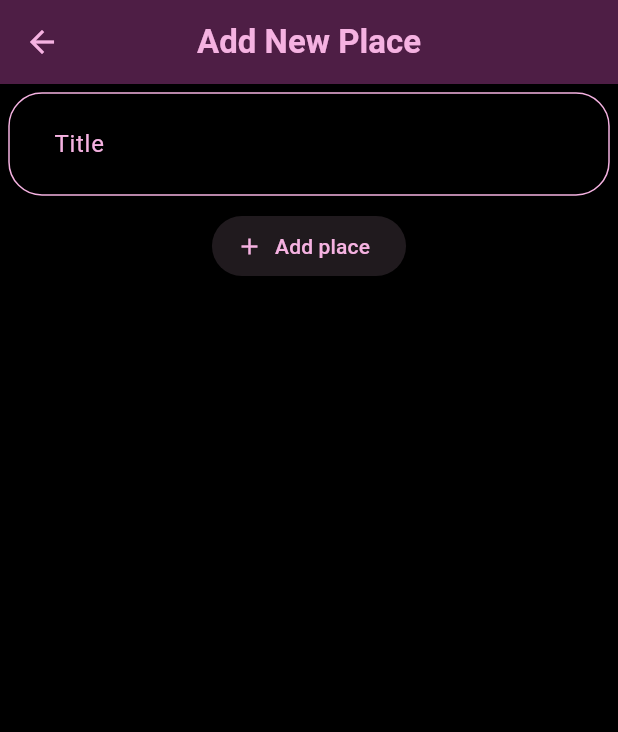
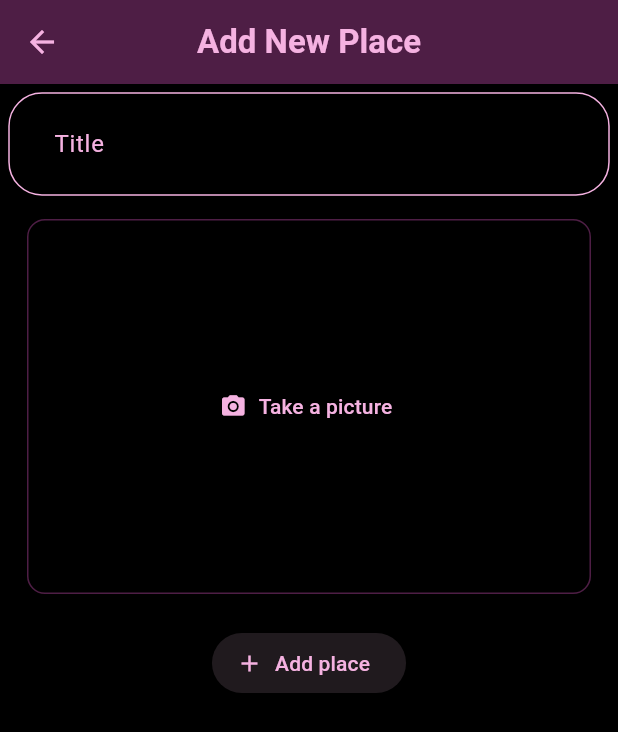
Before and after one commit to ahmedmohsen302/favourite_places_app, a Flutter app: the NewPlaceView screen opened directly, after a tap on "Add place", on a phone screen of 412 x 824 dp. Shown: the top 732 px of the screen. Run offline on Flutter 3.47's test engine with Material 3 defaults, Android fonts, the phone set to English and light mode, and no system bars; our stand-ins replace flutter_riverpod, google_fonts, image_picker.

Commit message:
added image picker and managed images

```diff
--- a/lib/models/places_model.dart
+++ b/lib/models/places_model.dart
@@ -1,3 +1,5 @@
+import 'dart:io';
+
 import 'package:uuid/uuid.dart';
 
 const uuid = Uuid();
@@ -5,6 +7,7 @@ const uuid = Uuid();
 class PlacesModel {
   final String id;
   final String title;
+  final File image;
 
-  PlacesModel({required this.title}) : id = uuid.v4();
+  PlacesModel({required this.title, required this.image}) : id = uuid.v4();
 }
--- a/lib/providers/user_places.dart
+++ b/lib/providers/user_places.dart
@@ -1,11 +1,13 @@
+import 'dart:io';
+
 import 'package:favourite_places_app/models/places_model.dart';
 import 'package:flutter_riverpod/flutter_riverpod.dart';
 
 class UserPlacesNotifier extends StateNotifier<List<PlacesModel>> {
   UserPlacesNotifier() : super([]);
 
-  void addPlace(String title) {
-    final newPlace = PlacesModel(title: title);
+  void addPlace(String title, File image) {
+    final newPlace = PlacesModel(title: title, image: image);
     state = [newPlace, ...state];
   }
 }
--- a/lib/views/new_place_view.dart
+++ b/lib/views/new_place_view.dart
@@ -1,4 +1,7 @@
+import 'dart:io';
+
 import 'package:favourite_places_app/providers/user_places.dart';
+import 'package:favourite_places_app/widgets/add_image.dart';
 import 'package:flutter/material.dart';
 import 'package:flutter_riverpod/flutter_riverpod.dart';
 
@@ -11,13 +14,16 @@ class NewPlaceView extends ConsumerStatefulWidget {
 
 class _NewPlaceViewState extends ConsumerState<NewPlaceView> {
   final TextEditingController _titleController = TextEditingController();
+  File? selectedImage;
 
   void savePlace() {
     final enteredTitle = _titleController.text;
-    if (enteredTitle.isEmpty) {
+    if (enteredTitle.isEmpty || selectedImage == null) {
       return;
     }
-    ref.read(userPlacesProvider.notifier).addPlace(enteredTitle);
+    ref
+        .read(userPlacesProvider.notifier)
+        .addPlace(enteredTitle, selectedImage!);
     Navigator.of(context).pop();
   }
 
@@ -55,6 +61,8 @@ class _NewPlaceViewState extends ConsumerState<NewPlaceView> {
               ),
             ),
             SizedBox(height: 16),
+            AddImage(onPickedImage: (image) => selectedImage = image),
+            SizedBox(height: 16),
             ElevatedButton.icon(
               onPressed: savePlace,
               label: Text('Add place'),
--- /dev/null
+++ b/lib/widgets/add_image.dart
@@ -0,0 +1,63 @@
+import 'dart:io';
+
+import 'package:flutter/material.dart';
+import 'package:image_picker/image_picker.dart';
+
+class AddImage extends StatefulWidget {
+  const AddImage({super.key, required this.onPickedImage});
+  final void Function(File image) onPickedImage;
+
+  @override
+  State<AddImage> createState() => _AddImageState();
+}
+
+class _AddImageState extends State<AddImage> {
+  File? selectedImage;
+  void takePicture() async {
+    final imagePicker = ImagePicker();
+    final pickedImage = await imagePicker.pickImage(
+      source: ImageSource.gallery,
+      maxWidth: 600,
+    );
+
+    if (pickedImage == null) {
+      return;
+    }
+    setState(() {
+      selectedImage = File(pickedImage.path);
+    });
+    widget.onPickedImage(selectedImage!);
+  }
+
+  @override
+  Widget build(BuildContext context) {
+    return Container(
+      height: 250,
+      decoration: BoxDecoration(
+        borderRadius: BorderRadius.circular(12),
+        border: Border.all(
+          width: 1,
+          color: Theme.of(context).colorScheme.onPrimary,
+        ),
+      ),
+      alignment: Alignment.center,
+      margin: EdgeInsets.all(6),
+      child:
+          selectedImage != null
+              ? GestureDetector(
+                onTap: takePicture,
+                child: Image.file(
+                  selectedImage!,
+                  fit: BoxFit.cover,
+                  height: double.infinity,
+                  width: double.infinity,
+                ),
+              )
+              : TextButton.icon(
+                onPressed: takePicture,
+                label: Text('Take a picture'),
+                icon: Icon(Icons.camera_alt),
+              ),
+    );
+  }
+}
--- a/pubspec.yaml
+++ b/pubspec.yaml
@@ -37,6 +37,7 @@ dependencies:
   google_fonts: ^6.2.1
   uuid: ^4.5.1
   flutter_riverpod: ^2.6.1
+  image_picker: ^1.1.2
 
 dev_dependencies:
   flutter_test:
```
Also changed, not shown: lib/views/place_details_view.dart (+5 -8 lines), lib/widgets/places_list.dart (+8 -1 lines), pubspec.lock, 5 other files.
